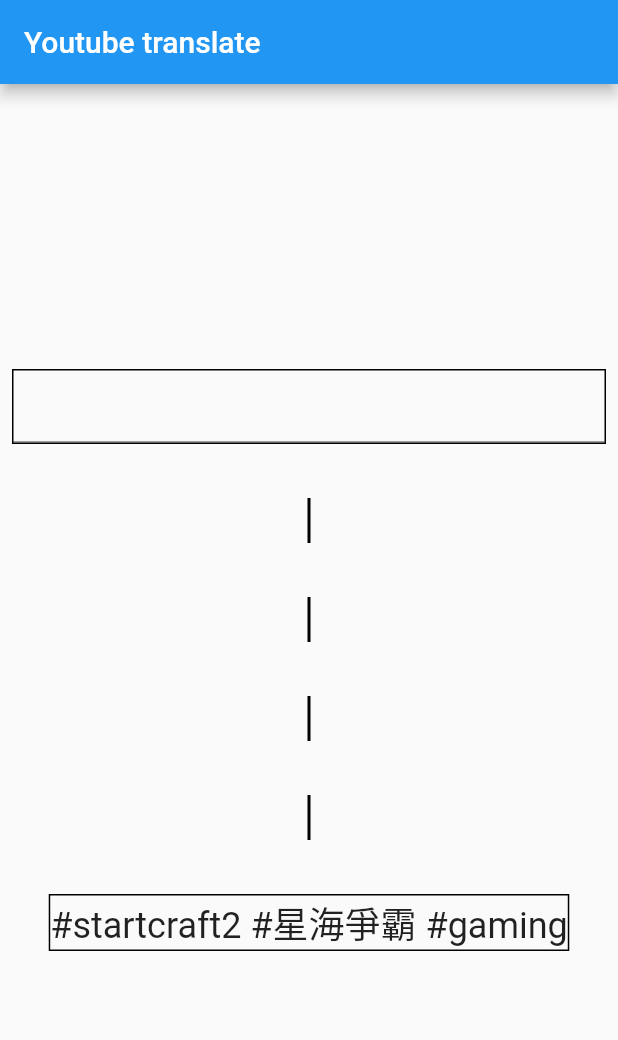
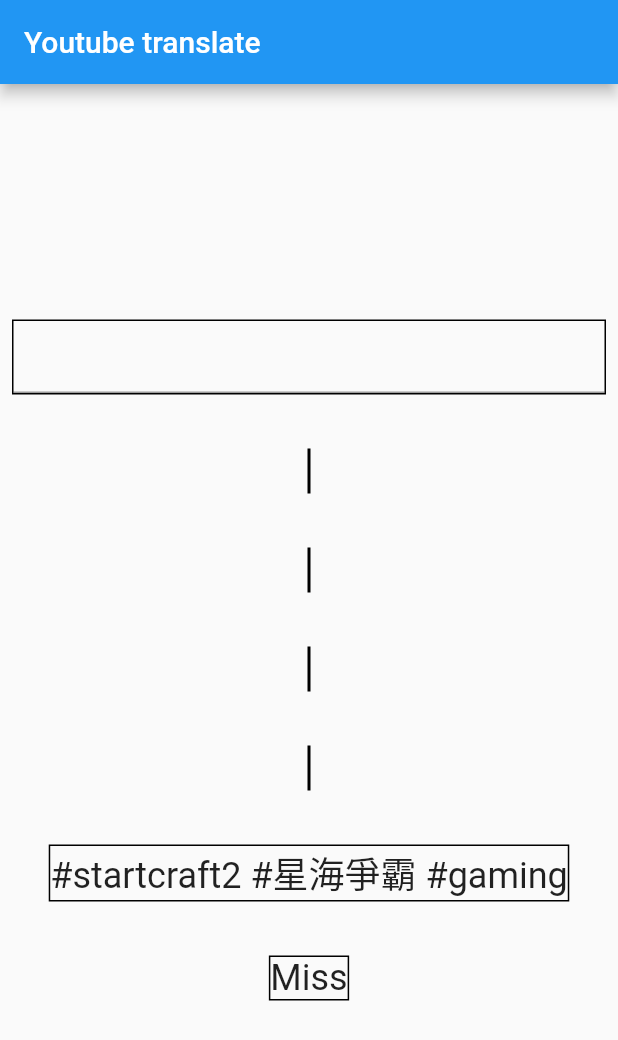
Before and after one commit to CiaShangLin/YoutubeTranslate, a Flutter app: the screen it shows after launch, on a phone screen of 412 x 824 dp. Shown: the top 1040 px of the screen. Run offline on Flutter 3.47's test engine with Material 2 defaults, Android fonts, the phone set to English and light mode, and no system bars.

Commit message:
first commic

```diff
--- a/lib/main.dart
+++ b/lib/main.dart
@@ -57,6 +57,8 @@ class _MyHomePageState extends State<MyHomePage> {
     "Terran": "人类",
     "Random": "随机"
   };
+
+  String miss="StarCraft II,Protoss,Zerg,Nzx,Mzx,Mzs,906906,906,九妹,藍兔,Hui,mrbeast,館長,IEM,ESL,SC2,StarCraft,Onion Man";
 
   TextEditingController controller = TextEditingController();
   String tw = "";
@@ -188,6 +190,22 @@ class _MyHomePageState extends State<MyHomePage> {
                   child: Text("#startcraft2 #星海爭霸 #gaming",
                     style: TextStyle(fontSize: 24),)),
             ),
+            SizedBox(
+              height: 20,
+            ),
+            InkWell(
+              onTap: () async {
+                await Clipboard.setData(
+                    ClipboardData(text: miss));
+              },
+              child: Container(
+                  margin: EdgeInsets.all(8),
+                  decoration: BoxDecoration(
+                    border: Border.all(color: Colors.black),
+                  ),
+                  child: Text("Miss",
+                    style: TextStyle(fontSize: 24),)),
+            ),
           ],
         ),
       ),
```
